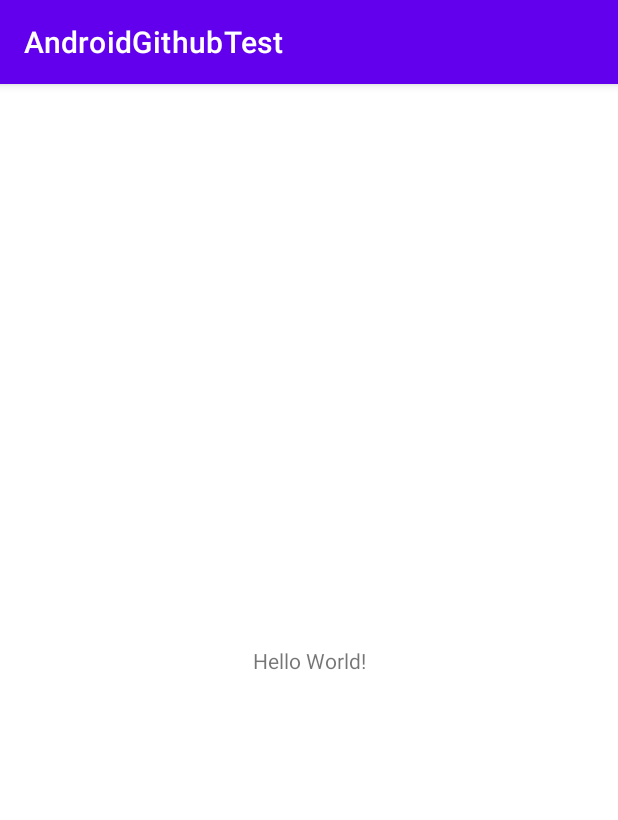
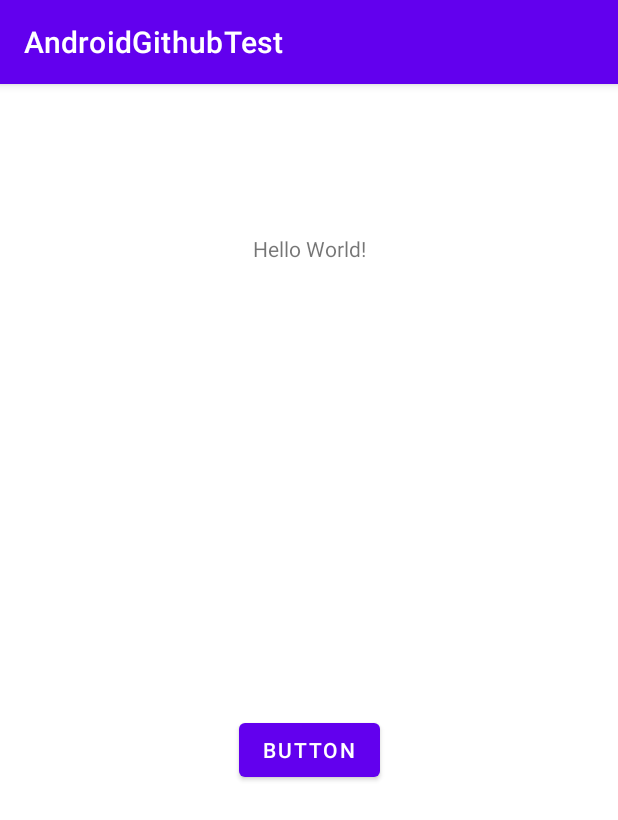
Before and after one commit to kdongjin/androidtest_repo, an Android app: the screen it shows after launch (MainActivity), on a phone screen of 412 x 824 dp. Shown: the top 820 px of the screen. Run offline under Robolectric (Android 15) with nearby library versions, the phone set to English and light mode, and no system bars.

Commit message:
[update] activivity_main.xml button 추가함

```diff
--- a/app/src/main/res/layout/activity_main.xml
+++ b/app/src/main/res/layout/activity_main.xml
@@ -7,12 +7,23 @@
     tools:context=".MainActivity">
 
     <TextView
+        android:id="@+id/textView"
         android:layout_width="wrap_content"
         android:layout_height="wrap_content"
+        android:layout_marginTop="100dp"
         android:text="Hello World!"
-        app:layout_constraintBottom_toBottomOf="parent"
         app:layout_constraintEnd_toEndOf="parent"
         app:layout_constraintStart_toStartOf="parent"
         app:layout_constraintTop_toTopOf="parent" />
 
+    <Button
+        android:id="@+id/button2"
+        android:layout_width="wrap_content"
+        android:layout_height="wrap_content"
+        android:text="Button"
+        app:layout_constraintBottom_toBottomOf="parent"
+        app:layout_constraintEnd_toEndOf="parent"
+        app:layout_constraintStart_toStartOf="parent"
+        app:layout_constraintTop_toBottomOf="@+id/textView" />
+
 </androidx.constraintlayout.widget.ConstraintLayout>
```
